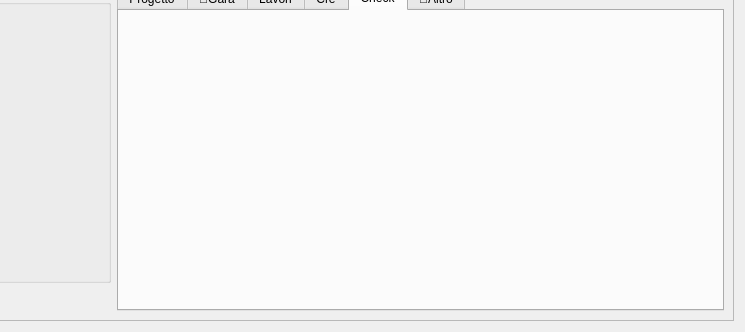
Qt form schedadettaglio.ui (tarateo78/Praticometro) before a commit; both pictures show x 605 to 1350 and y 368 to 700 of the 1350 by 700 pixel window.
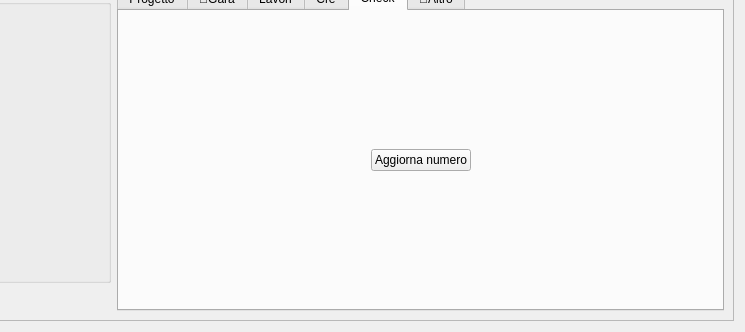
The same form after that commit. Icons and pictures are not drawn.

What changed in the file:
```diff
--- a/schedadettaglio.ui
+++ b/schedadettaglio.ui
@@ -30,8 +30,8 @@
        <rect>
         <x>0</x>
         <y>0</y>
-        <width>1326</width>
-        <height>676</height>
+        <width>1330</width>
+        <height>680</height>
        </rect>
       </property>
       <layout class="QVBoxLayout" name="verticalLayout_2">
@@ -195,6 +195,43 @@
              <item>
               <layout class="QFormLayout" name="formControllo"/>
              </item>
+             <item>
+              <layout class="QHBoxLayout" name="horizontalLayout_5">
+               <item>
+                <spacer name="horizontalSpacer_4">
+                 <property name="orientation">
+                  <enum>Qt::Horizontal</enum>
+                 </property>
+                 <property name="sizeHint" stdset="0">
+                  <size>
+                   <width>40</width>
+                   <height>20</height>
+                  </size>
+                 </property>
+                </spacer>
+               </item>
+               <item>
+                <widget class="QPushButton" name="aggiorna">
+                 <property name="text">
+                  <string>Aggiorna numero</string>
+                 </property>
+                </widget>
+               </item>
+               <item>
+                <spacer name="horizontalSpacer_5">
+                 <property name="orientation">
+                  <enum>Qt::Horizontal</enum>
+                 </property>
+                 <property name="sizeHint" stdset="0">
+                  <size>
+                   <width>40</width>
+                   <height>20</height>
+                  </size>
+                 </property>
+                </spacer>
+               </item>
+              </layout>
+             </item>
             </layout>
            </widget>
            <widget class="QWidget" name="tabAltro">
```
